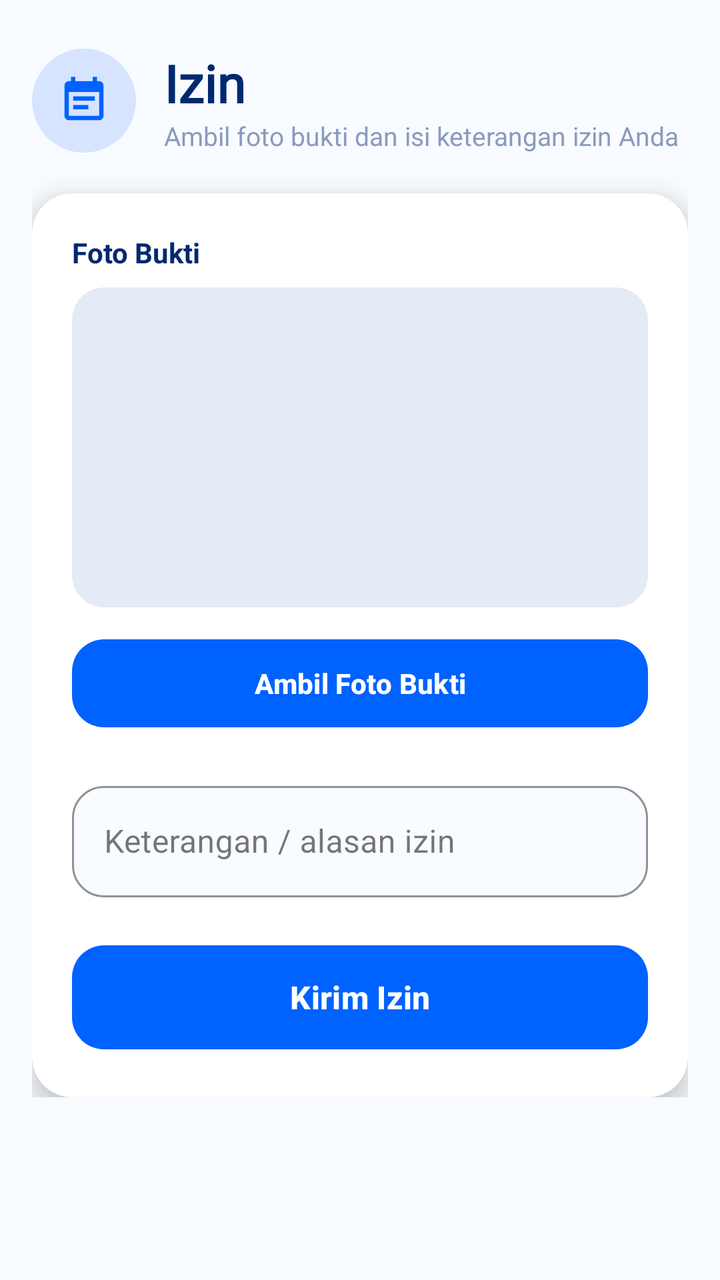
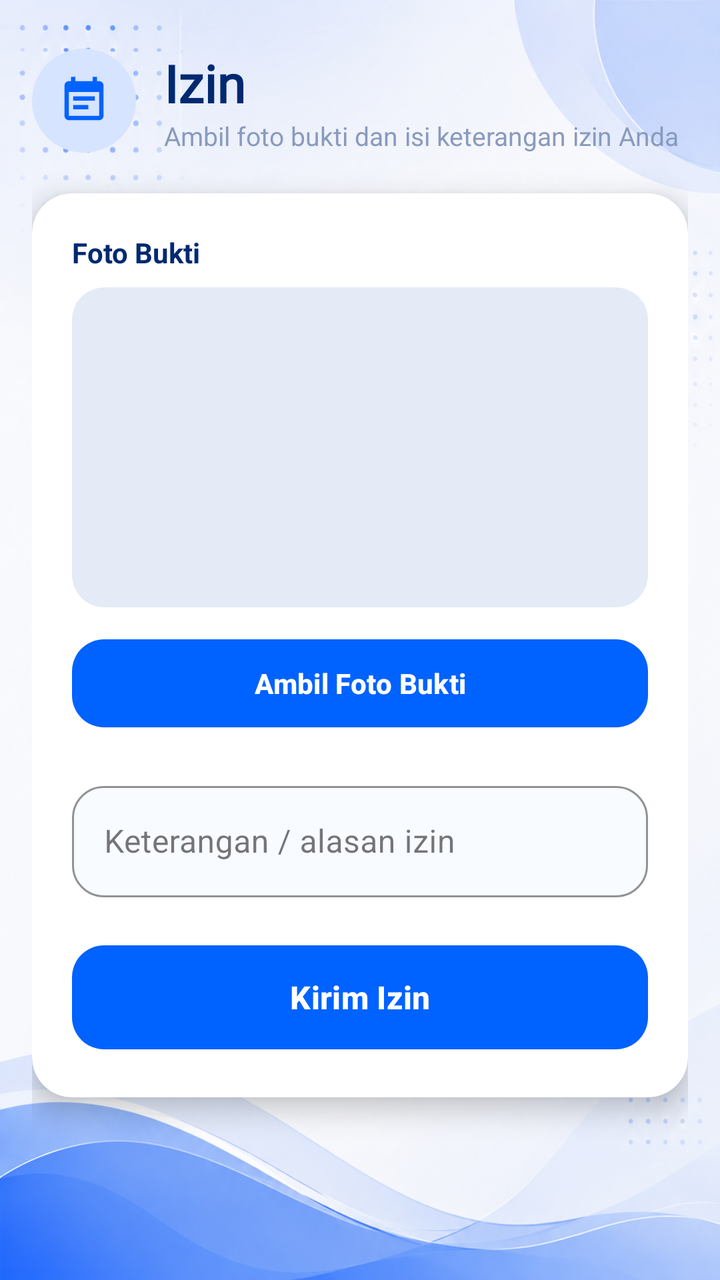

The first picture is an Android layout as it rendered before a commit; the second is the same layout after the commit. The layout source and the unified diff follow.
<!-- AndroidManifest.xml: application theme Theme.AbsensiMicrodata -->
<!-- res/layout/fragment_izin.xml -->
<?xml version="1.0" encoding="utf-8"?>
<ScrollView xmlns:android="http://schemas.android.com/apk/res/android"
    xmlns:app="http://schemas.android.com/apk/res-auto"
    android:layout_width="match_parent"
    android:layout_height="match_parent"
    android:background="#F8FBFF">

    <LinearLayout
        android:layout_width="match_parent"
        android:layout_height="wrap_content"
        android:orientation="vertical"
        android:padding="16dp">

        <LinearLayout
            android:layout_width="match_parent"
            android:layout_height="wrap_content"
            android:layout_marginTop="8dp"
            android:gravity="center_vertical"
            android:orientation="horizontal">

            <ImageView
                android:layout_width="52dp"
                android:layout_height="52dp"
                android:background="@drawable/bg_circle_pill"
                android:contentDescription="@string/menu_izin"
                android:padding="13dp"
                android:src="@drawable/ic_izin"
                app:tint="#0062FF" />

            <LinearLayout
                android:layout_width="wrap_content"
                android:layout_height="wrap_content"
                android:layout_marginStart="14dp"
                android:orientation="vertical">

                <TextView
                    android:layout_width="wrap_content"
                    android:layout_height="wrap_content"
                    android:fontFamily="@font/adlam_display"
                    android:text="Izin"
                    android:textColor="#012970"
                    android:textSize="26sp"
                    android:textStyle="bold" />

                <TextView
                    android:layout_width="wrap_content"
                    android:layout_height="wrap_content"
                    android:text="Ambil foto bukti dan isi keterangan izin Anda"
                    android:textColor="#899BBD"
                    android:textSize="13sp" />
            </LinearLayout>
        </LinearLayout>

        <com.google.android.material.card.MaterialCardView
            android:layout_width="match_parent"
            android:layout_height="wrap_content"
            android:layout_marginTop="20dp"
            app:cardBackgroundColor="@android:color/white"
            app:cardCornerRadius="20dp"
            app:cardElevation="8dp"
            app:strokeWidth="0dp">

            <LinearLayout
                android:layout_width="match_parent"
                android:layout_height="wrap_content"
                android:orientation="vertical"
                android:padding="20dp">

                <TextView
                    android:layout_width="wrap_content"
                    android:layout_height="wrap_content"
                    android:text="Foto Bukti"
                    android:textColor="#012970"
                    android:textSize="14sp"
                    android:textStyle="bold" />

                <com.google.android.material.card.MaterialCardView
                    android:layout_width="match_parent"
                    android:layout_height="wrap_content"
                    android:layout_marginTop="8dp"
                    android:clipToOutline="true"
                    app:cardBackgroundColor="#E4EBF7"
                    app:cardCornerRadius="16dp"
                    app:cardElevation="0dp"
                    app:strokeWidth="0dp">

                    <ImageView
                        android:id="@+id/iv_preview"
                        android:layout_width="match_parent"
                        android:layout_height="160dp"
                        android:contentDescription="Foto bukti"
                        android:scaleType="centerCrop" />
                </com.google.android.material.card.MaterialCardView>

                <com.google.android.material.button.MaterialButton
                    android:id="@+id/btn_foto"
                    android:layout_width="match_parent"
                    android:layout_height="52dp"
                    android:layout_marginTop="12dp"
                    android:text="Ambil Foto Bukti"
                    android:textAllCaps="false"
                    android:textStyle="bold"
                    app:backgroundTint="#0062FF"
                    app:cornerRadius="16dp" />

                <com.google.android.material.textfield.TextInputLayout
                    style="@style/Widget.MaterialComponents.TextInputLayout.OutlinedBox"
                    android:layout_width="match_parent"
                    android:layout_height="wrap_content"
                    android:layout_marginTop="20dp"
                    android:hint="Keterangan / alasan izin"
                    app:boxBackgroundColor="#F8FBFF"
                    app:boxCornerRadiusBottomEnd="16dp"
                    app:boxCornerRadiusBottomStart="16dp"
                    app:boxCornerRadiusTopEnd="16dp"
                    app:boxCornerRadiusTopStart="16dp"
                    app:boxStrokeColor="#A0C1FF">

                    <com.google.android.material.textfield.TextInputEditText
                        android:id="@+id/et_keterangan"
                        android:layout_width="match_parent"
                        android:layout_height="wrap_content"
                        android:inputType="textMultiLine"
                        android:maxLines="3" />
                </com.google.android.material.textfield.TextInputLayout>

                <com.google.android.material.button.MaterialButton
                    android:id="@+id/btn_izin"
                    android:layout_width="match_parent"
                    android:layout_height="60dp"
                    android:layout_marginTop="20dp"
                    android:text="Kirim Izin"
                    android:textAllCaps="false"
                    android:textSize="16sp"
                    android:textStyle="bold"
                    app:backgroundTint="#0062FF"
                    app:cornerRadius="16dp" />

                <TextView
                    android:id="@+id/tv_status"
                    android:layout_width="match_parent"
                    android:layout_height="wrap_content"
                    android:layout_marginTop="12dp"
                    android:background="@drawable/bg_status_pill"
                    android:gravity="center"
                    android:padding="12dp"
                    android:textColor="#2E7D32"
                    android:textSize="14sp"
                    android:textStyle="bold"
                    android:visibility="gone" />
            </LinearLayout>
        </com.google.android.material.card.MaterialCardView>
    </LinearLayout>
</ScrollView>
<!-- resources referenced by this layout -->
<resources>
  <!-- drawable bg_circle_pill (drawable) -->
  <?xml version="1.0" encoding="utf-8"?>
  <shape xmlns:android="http://schemas.android.com/apk/res/android"
      android:shape="oval">
      <solid android:color="@color/pill_blue" />
  </shape>
  <!-- drawable bg_status_pill (drawable) -->
  <?xml version="1.0" encoding="utf-8"?>
  <shape xmlns:android="http://schemas.android.com/apk/res/android">
      <solid android:color="#E8F5E9" />
      <corners android:radius="12dp" />
  </shape>
  <!-- drawable ic_izin (drawable) -->
  <?xml version="1.0" encoding="utf-8"?>
  <vector xmlns:android="http://schemas.android.com/apk/res/android"
      android:width="24dp"
      android:height="24dp"
      android:viewportWidth="24"
      android:viewportHeight="24">
      <path
          android:fillColor="#FF000000"
          android:pathData="M17 10H7v2h10v-2zm2-7h-1V1h-2v2H8V1H6v2H5c-1.11 0-1.99.9-1.99 2L3 19c0 1.1.89 2 2 2h14c1.1 0 2-.9 2-2V5c0-1.1-.9-2-2-2zm0 16H5V8h14v11zm-5-5H7v2h7v-2z" />
  </vector>
  <string name="menu_izin">Izin</string>
  <style name="Theme.AbsensiMicrodata" parent="Base.Theme.AbsensiMicrodata" />
  <color name="pill_blue">#D6E4FF</color>
  <style name="Base.Theme.AbsensiMicrodata" parent="Theme.Material3.Light.NoActionBar">
          
          
      </style>
</resources>

<!-- the commit's change to res/layout/fragment_izin.xml (unified diff, before → after) -->
@@ -1,154 +1,162 @@
 <?xml version="1.0" encoding="utf-8"?>
-<ScrollView xmlns:android="http://schemas.android.com/apk/res/android"
+<androidx.constraintlayout.widget.ConstraintLayout xmlns:android="http://schemas.android.com/apk/res/android"
     xmlns:app="http://schemas.android.com/apk/res-auto"
     android:layout_width="match_parent"
     android:layout_height="match_parent"
-    android:background="#F8FBFF">
+    android:background="@drawable/background_absensi">
 
-    <LinearLayout
+    <ScrollView
         android:layout_width="match_parent"
-        android:layout_height="wrap_content"
-        android:orientation="vertical"
-        android:padding="16dp">
+        android:layout_height="match_parent"
+        android:fillViewport="true"
+        android:background="@android:color/transparent">
 
         <LinearLayout
             android:layout_width="match_parent"
             android:layout_height="wrap_content"
-            android:layout_marginTop="8dp"
-            android:gravity="center_vertical"
-            android:orientation="horizontal">
-
-            <ImageView
-                android:layout_width="52dp"
-                android:layout_height="52dp"
-                android:background="@drawable/bg_circle_pill"
-                android:contentDescription="@string/menu_izin"
-                android:padding="13dp"
-                android:src="@drawable/ic_izin"
-                app:tint="#0062FF" />
-
-            <LinearLayout
-                android:layout_width="wrap_content"
-                android:layout_height="wrap_content"
-                android:layout_marginStart="14dp"
-                android:orientation="vertical">
-
-                <TextView
-                    android:layout_width="wrap_content"
-                    android:layout_height="wrap_content"
-                    android:fontFamily="@font/adlam_display"
-                    android:text="Izin"
-                    android:textColor="#012970"
-                    android:textSize="26sp"
-                    android:textStyle="bold" />
-
-                <TextView
-                    android:layout_width="wrap_content"
-                    android:layout_height="wrap_content"
-                    android:text="Ambil foto bukti dan isi keterangan izin Anda"
-                    android:textColor="#899BBD"
-                    android:textSize="13sp" />
-            </LinearLayout>
-        </LinearLayout>
-
-        <com.google.android.material.card.MaterialCardView
-            android:layout_width="match_parent"
-            android:layout_height="wrap_content"
-            android:layout_marginTop="20dp"
-            app:cardBackgroundColor="@android:color/white"
-            app:cardCornerRadius="20dp"
-            app:cardElevation="8dp"
-            app:strokeWidth="0dp">
+            android:orientation="vertical"
+            android:padding="16dp">
 
             <LinearLayout
                 android:layout_width="match_parent"
                 android:layout_height="wrap_content"
-                android:orientation="vertical"
-                android:padding="20dp">
+                android:layout_marginTop="8dp"
+                android:gravity="center_vertical"
+                android:orientation="horizontal">
 
-                <TextView
+                <ImageView
+                    android:layout_width="52dp"
+                    android:layout_height="52dp"
+                    android:background="@drawable/bg_circle_pill"
+                    android:contentDescription="@string/menu_izin"
+                    android:padding="13dp"
+                    android:src="@drawable/ic_izin"
+                    app:tint="#0062FF" />
+
+                <LinearLayout
                     android:layout_width="wrap_content"
                     android:layout_height="wrap_content"
-                    android:text="Foto Bukti"
-                    android:textColor="#012970"
-                    android:textSize="14sp"
-                    android:textStyle="bold" />
+                    android:layout_marginStart="14dp"
+                    android:orientation="vertical">
 
-                <com.google.android.material.card.MaterialCardView
+                    <TextView
+                        android:layout_width="wrap_content"
+                        android:layout_height="wrap_content"
+                        android:fontFamily="@font/adlam_display"
+                        android:text="Izin"
+                        android:textColor="#012970"
+                        android:textSize="26sp"
+                        android:textStyle="bold" />
+
+                    <TextView
+                        android:layout_width="wrap_content"
+                        android:layout_height="wrap_content"
+                        android:text="Ambil foto bukti dan isi keterangan izin Anda"
+                        android:textColor="#899BBD"
+                        android:textSize="13sp" />
+                </LinearLayout>
+            </LinearLayout>
+
+            <com.google.android.material.card.MaterialCardView
+                android:layout_width="match_parent"
+                android:layout_height="wrap_content"
+                android:layout_marginTop="20dp"
+                android:layout_marginBottom="24dp"
+                app:cardBackgroundColor="@android:color/white"
+                app:cardCornerRadius="20dp"
+                app:cardElevation="8dp"
+                app:strokeWidth="0dp">
+
+                <LinearLayout
                     android:layout_width="match_parent"
                     android:layout_height="wrap_content"
-                    android:layout_marginTop="8dp"
-                    android:clipToOutline="true"
-                    app:cardBackgroundColor="#E4EBF7"
-                    app:cardCornerRadius="16dp"
-                    app:cardElevation="0dp"
-                    app:strokeWidth="0dp">
+                    android:orientation="vertical"
+                    android:padding="20dp">
 
-                    <ImageView
-                        android:id="@+id/iv_preview"
-                        android:layout_width="match_parent"
-                        android:layout_height="160dp"
-                        android:contentDescription="Foto bukti"
-                        android:scaleType="centerCrop" />
-                </com.google.android.material.card.MaterialCardView>
+                    <TextView
+                        android:layout_width="wrap_content"
+                        android:layout_height="wrap_content"
+                        android:text="Foto Bukti"
+                        android:textColor="#012970"
+                        android:textSize="14sp"
+                        android:textStyle="bold" />
 
-                <com.google.android.material.button.MaterialButton
-                    android:id="@+id/btn_foto"
-                    android:layout_width="match_parent"
-                    android:layout_height="52dp"
-                    android:layout_marginTop="12dp"
-                    android:text="Ambil Foto Bukti"
-                    android:textAllCaps="false"
-                    android:textStyle="bold"
-                    app:backgroundTint="#0062FF"
-                    app:cornerRadius="16dp" />
-
-                <com.google.android.material.textfield.TextInputLayout
-                    style="@style/Widget.MaterialComponents.TextInputLayout.OutlinedBox"
-                    android:layout_width="match_parent"
-                    android:layout_height="wrap_content"
-                    android:layout_marginTop="20dp"
-                    android:hint="Keterangan / alasan izin"
-                    app:boxBackgroundColor="#F8FBFF"
-                    app:boxCornerRadiusBottomEnd="16dp"
-                    app:boxCornerRadiusBottomStart="16dp"
-                    app:boxCornerRadiusTopEnd="16dp"
-                    app:boxCornerRadiusTopStart="16dp"
-                    app:boxStrokeColor="#A0C1FF">
-
-                    <com.google.android.material.textfield.TextInputEditText
-                        android:id="@+id/et_keterangan"
+                    <com.google.android.material.card.MaterialCardView
                         android:layout_width="match_parent"
                         android:layout_height="wrap_content"
-                        android:inputType="textMultiLine"
-                        android:maxLines="3" />
-                </com.google.android.material.textfield.TextInputLayout>
+                        android:layout_marginTop="8dp"
+                        android:clipToOutline="true"
+                        app:cardBackgroundColor="#E4EBF7"
+                        app:cardCornerRadius="16dp"
+                        app:cardElevation="0dp"
+                        app:strokeWidth="0dp">
 
-                <com.google.android.material.button.MaterialButton
-                    android:id="@+id/btn_izin"
-                    android:layout_width="match_parent"
-                    android:layout_height="60dp"
-                    android:layout_marginTop="20dp"
-                    android:text="Kirim Izin"
-                    android:textAllCaps="false"
-                    android:textSize="16sp"
-                    android:textStyle="bold"
-                    app:backgroundTint="#0062FF"
-                    app:cornerRadius="16dp" />
+                        <ImageView
+                            android:id="@+id/iv_preview"
+                            android:layout_width="match_parent"
+                            android:layout_height="160dp"
+                            android:contentDescription="Foto bukti"
+                            android:scaleType="centerCrop" />
+                    </com.google.android.material.card.MaterialCardView>
 
-                <TextView
-                    android:id="@+id/tv_status"
-                    android:layout_width="match_parent"
-                    android:layout_height="wrap_content"
-                    android:layout_marginTop="12dp"
-                    android:background="@drawable/bg_status_pill"
-                    android:gravity="center"
-                    android:padding="12dp"
-                    android:textColor="#2E7D32"
-                    android:textSize="14sp"
-                    android:textStyle="bold"
-                    android:visibility="gone" />
-            </LinearLayout>
-        </com.google.android.material.card.MaterialCardView>
-    </LinearLayout>
-</ScrollView>
+                    <com.google.android.material.button.MaterialButton
+                        android:id="@+id/btn_foto"
+                        android:layout_width="match_parent"
+                        android:layout_height="52dp"
+                        android:layout_marginTop="12dp"
+                        android:text="Ambil Foto Bukti"
+                        android:textAllCaps="false"
+                        android:textStyle="bold"
+                        app:backgroundTint="#0062FF"
+                        app:cornerRadius="16dp" />
+
+                    <com.google.android.material.textfield.TextInputLayout
+                        style="@style/Widget.MaterialComponents.TextInputLayout.OutlinedBox"
+                        android:layout_width="match_parent"
+                        android:layout_height="wrap_content"
+                        android:layout_marginTop="20dp"
+                        android:hint="Keterangan / alasan izin"
+                        app:boxBackgroundColor="#F8FBFF"
+                        app:boxCornerRadiusBottomEnd="16dp"
+                        app:boxCornerRadiusBottomStart="16dp"
+                        app:boxCornerRadiusTopEnd="16dp"
+                        app:boxCornerRadiusTopStart="16dp"
+                        app:boxStrokeColor="#A0C1FF">
+
+                        <com.google.android.material.textfield.TextInputEditText
+                            android:id="@+id/et_keterangan"
+                            android:layout_width="match_parent"
+                            android:layout_height="wrap_content"
+                            android:inputType="textMultiLine"
+                            android:maxLines="3" />
+                    </com.google.android.material.textfield.TextInputLayout>
+
+                    <com.google.android.material.button.MaterialButton
+                        android:id="@+id/btn_izin"
+                        android:layout_width="match_parent"
+                        android:layout_height="60dp"
+                        android:layout_marginTop="20dp"
+                        android:text="Kirim Izin"
+                        android:textAllCaps="false"
+                        android:textSize="16sp"
+                        android:textStyle="bold"
+                        app:backgroundTint="#0062FF"
+                        app:cornerRadius="16dp" />
+
+                    <TextView
+                        android:id="@+id/tv_status"
+                        android:layout_width="match_parent"
+                        android:layout_height="wrap_content"
+                        android:layout_marginTop="12dp"
+                        android:background="@drawable/bg_status_pill"
+                        android:gravity="center"
+                        android:padding="12dp"
+                        android:textColor="#2E7D32"
+                        android:textSize="14sp"
+                        android:textStyle="bold"
+                        android:visibility="gone" />
+                </LinearLayout>
+            </com.google.android.material.card.MaterialCardView>
+        </LinearLayout>
+    </ScrollView>
+</androidx.constraintlayout.widget.ConstraintLayout>
<!-- resource entries referenced after the edit -->
@@ -1,5 +1,6 @@
 <!-- resources referenced by this layout -->
 <resources>
+  <!-- drawable background_absensi: png bitmap (drawable, 958541 bytes) -->
   <!-- drawable bg_circle_pill (drawable) -->
   <?xml version="1.0" encoding="utf-8"?>
   <shape xmlns:android="http://schemas.android.com/apk/res/android"
